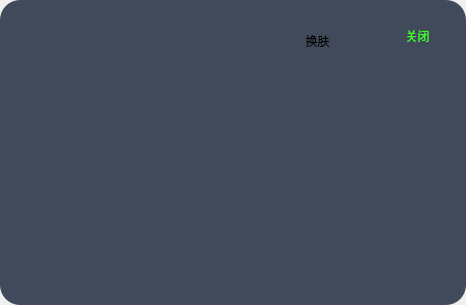
Old version of the form QtWinAero/QtWinAero.ui in the repository KikyoShaw/QtWinAero.
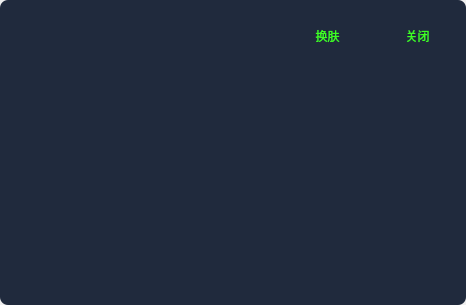
New version of the form.

Diff of the .ui file:
```diff
--- a/QtWinAero/QtWinAero.ui
+++ b/QtWinAero/QtWinAero.ui
@@ -32,9 +32,10 @@
    <item row="0" column="0">
     <widget class="QFrame" name="frame">
      <property name="styleSheet">
-      <string notr="true">#frame{
-border-radius:20px;
-background: rgba(21, 32, 52, 0.8);
+      <string notr="true">#frame
+{
+	background-color: rgba(21, 32, 52, 0.95);
+	border-radius:8px;
 }</string>
      </property>
      <property name="frameShape">
@@ -65,12 +66,15 @@
      <widget class="QPushButton" name="pushButton">
       <property name="geometry">
        <rect>
-        <x>280</x>
-        <y>20</y>
+        <x>290</x>
+        <y>10</y>
         <width>75</width>
-        <height>41</height>
+        <height>51</height>
        </rect>
       </property>
+      <property name="styleSheet">
+       <string notr="true">color: rgb(62, 255, 33);</string>
+      </property>
       <property name="text">
        <string>换肤</string>
       </property>
```
